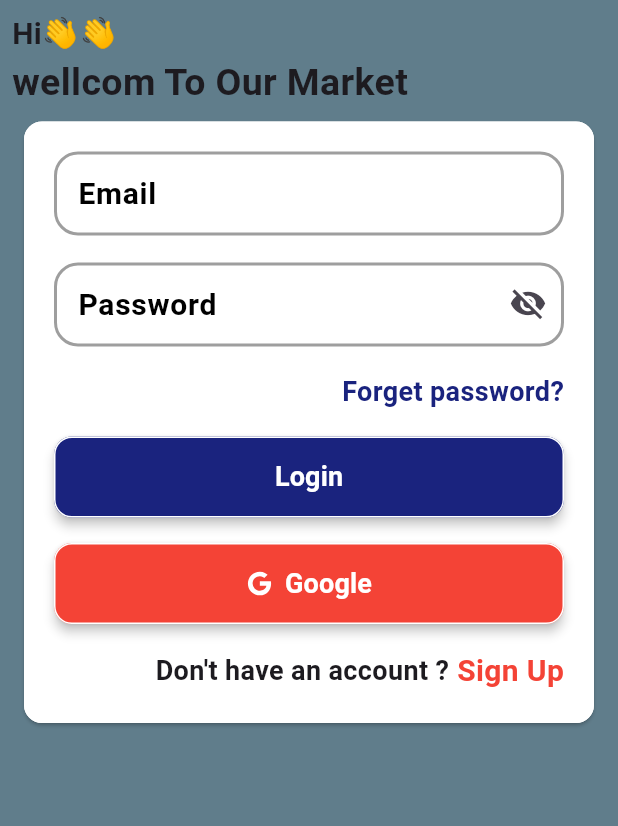
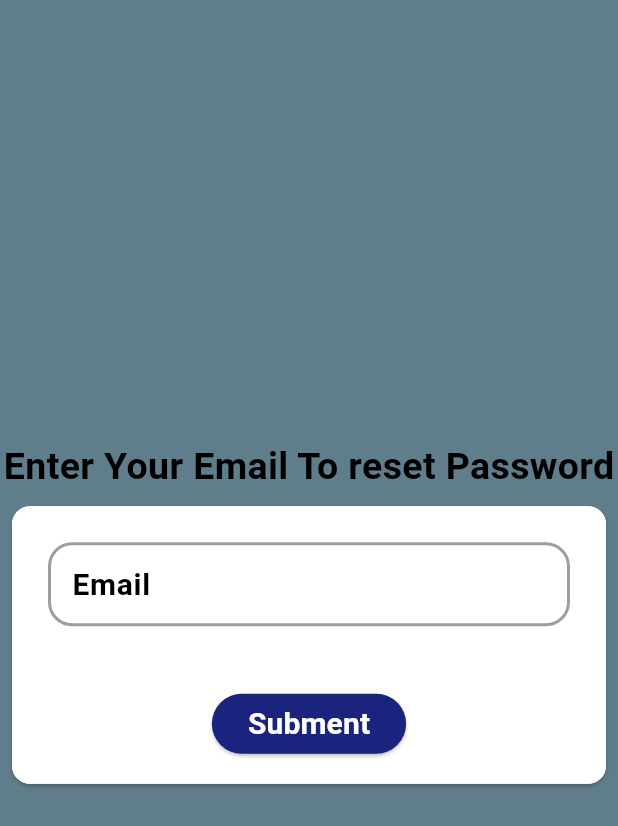
Before and after one commit to reemmohmed/our_market, a Flutter app: the screen it shows after launch, after a tap on "Forget password?", on a phone screen of 412 x 824 dp. Shown: the top 826 px of the screen. Run offline on Flutter 3.47's test engine with Material 3 defaults, Android fonts, the light colour scheme and no system bars; our stand-ins replace ionicons, shimmer.

Commit message:
finsh ui reset password

```diff
--- /dev/null
+++ b/lib/core/function/navigator_push.dart
@@ -0,0 +1,7 @@
+import 'package:flutter/material.dart';
+
+Future<dynamic> navigatorpush(BuildContext context, Widget pageView) {
+  return Navigator.push(context, MaterialPageRoute(builder: (context) {
+    return pageView;
+  }));
+}
--- /dev/null
+++ b/lib/featuers/auth/presentaion/view/forget_password_view.dart
@@ -0,0 +1,13 @@
+import 'package:flutter/material.dart';
+import 'package:our_market/featuers/auth/presentaion/view/widget/forget_password_body.dart';
+
+class ForgetPasswordView extends StatelessWidget {
+  const ForgetPasswordView({super.key});
+
+  @override
+  Widget build(BuildContext context) {
+    return const Scaffold(
+      body: ForgetPasswordBody(),
+    );
+  }
+}
--- a/lib/featuers/auth/presentaion/view/widget/custom_elevated_button.dart
+++ b/lib/featuers/auth/presentaion/view/widget/custom_elevated_button.dart
@@ -1,6 +1,7 @@
 import 'package:flutter/material.dart';
 import 'package:ionicons/ionicons.dart';
 import 'package:our_market/core/widgets/app_colors.dart';
+import 'package:our_market/core/widgets/titel_text_widget.dart';
 
 class CustomElevatedButton extends StatelessWidget {
   const CustomElevatedButton({
@@ -83,3 +84,24 @@ class CustomElevatedIcon extends StatelessWidget {
     );
   }
 }
+
+class CustomElevateGenaric extends StatelessWidget {
+  const CustomElevateGenaric({
+    super.key,
+    required this.text,
+    this.onPressed,
+  });
+  final String text;
+  final void Function()? onPressed;
+  @override
+  Widget build(BuildContext context) {
+    return ElevatedButton(
+        style: ElevatedButton.styleFrom(
+            backgroundColor: AppColors.kprimaryColoblue),
+        onPressed: onPressed,
+        child: TitelTextWidget(
+          text: text,
+          color: Colors.white,
+        ));
+  }
+}
--- a/lib/featuers/auth/presentaion/view/widget/custom_forget_password.dart
+++ b/lib/featuers/auth/presentaion/view/widget/custom_forget_password.dart
@@ -1,6 +1,8 @@
 import 'package:flutter/material.dart';
+import 'package:our_market/core/function/navigator_push.dart';
 import 'package:our_market/core/widgets/app_colors.dart';
 import 'package:our_market/core/widgets/titel_text_widget.dart';
+import 'package:our_market/featuers/auth/presentaion/view/forget_password_view.dart';
 
 class CustomForgetPassword extends StatelessWidget {
   const CustomForgetPassword({
@@ -12,7 +14,9 @@ class CustomForgetPassword extends StatelessWidget {
     return Align(
       alignment: Alignment.centerRight,
       child: GestureDetector(
-        onTap: () {},
+        onTap: () {
+          navigatorpush(context, const ForgetPasswordView());
+        },
         child: const TitelTextWidget(
           text: "Forget password?",
           fontSize: 18,
--- /dev/null
+++ b/lib/featuers/auth/presentaion/view/widget/forget_password_body.dart
@@ -0,0 +1,55 @@
+import 'package:flutter/material.dart';
+import 'package:our_market/core/widgets/app_colors.dart';
+import 'package:our_market/core/widgets/titel_text_widget.dart';
+import 'package:our_market/featuers/auth/presentaion/view/widget/custom_elevated_button.dart';
+import 'package:our_market/featuers/auth/presentaion/view/widget/custom_tet_form.dart';
+
+class ForgetPasswordBody extends StatelessWidget {
+  const ForgetPasswordBody({super.key});
+
+  @override
+  Widget build(BuildContext context) {
+    return Column(mainAxisAlignment: MainAxisAlignment.center, children: [
+      const TitelTextWidget(
+        text: "Enter Your Email To reset Password",
+        color: AppColors.darkScaffold,
+        fontSize: 25,
+      ),
+      Card(
+        shape: OutlineInputBorder(
+          borderSide: const BorderSide(
+            color: AppColors.lightScaffold,
+          ),
+          borderRadius: BorderRadius.circular(12),
+        ),
+        margin: const EdgeInsets.all(8),
+        color: AppColors.lightScaffold,
+        child: Padding(
+          padding: const EdgeInsets.all(16),
+          child: Column(
+            children: [
+              const Padding(
+                padding: EdgeInsets.all(8.0),
+                child: CustomTextForm(
+                  // validator: (vailu) {},
+                  lableText: "Email",
+                  keyboardType: TextInputType.emailAddress,
+                ),
+              ),
+              const SizedBox(
+                height: 18,
+              ),
+              const SizedBox(
+                height: 15,
+              ),
+              CustomElevateGenaric(
+                text: "Subment",
+                onPressed: () {},
+              )
+            ],
+          ),
+        ),
+      ),
+    ]);
+  }
+}
```
